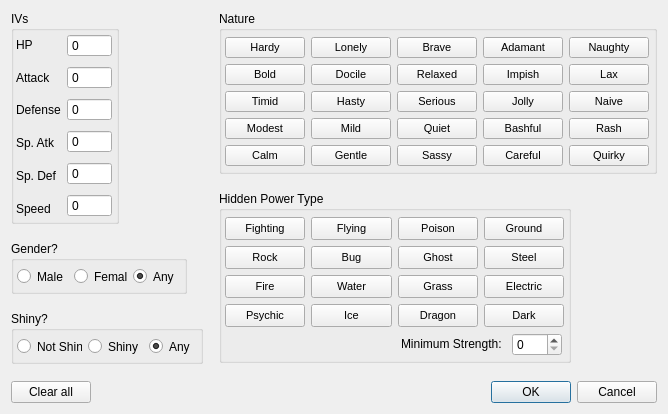
Old version of the form GUI Version/palproj/configure.ui in the repository KapitalRoser/PAL-Pal.
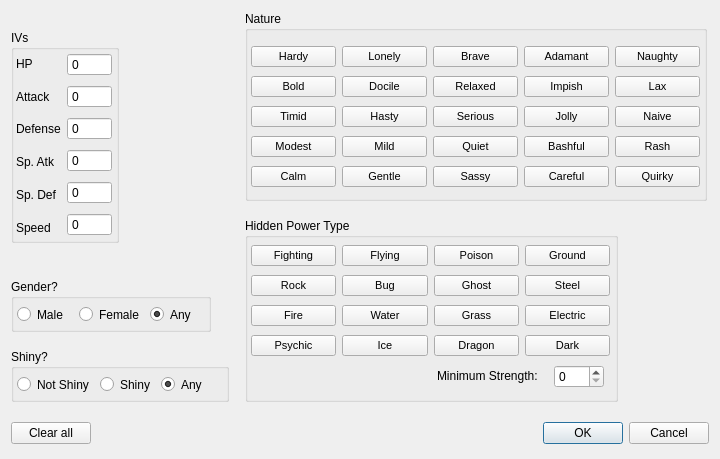
New version of the form.

```diff
--- a/GUI Version/palproj/configure.ui
+++ b/GUI Version/palproj/configure.ui
@@ -6,8 +6,8 @@
    <rect>
     <x>0</x>
     <y>0</y>
-    <width>664</width>
-    <height>409</height>
+    <width>720</width>
+    <height>459</height>
    </rect>
   </property>
   <property name="sizePolicy">
@@ -36,7 +36,7 @@
      </property>
      <property name="minimumSize">
       <size>
-       <width>176</width>
+       <width>200</width>
        <height>53</height>
       </size>
      </property>
@@ -48,11 +48,14 @@
        <rect>
         <x>0</x>
         <y>20</y>
-        <width>174</width>
+        <width>200</width>
         <height>31</height>
        </rect>
       </property>
       <layout class="QHBoxLayout" name="horizontalLayout_15">
+       <property name="spacing">
+        <number>-1</number>
+       </property>
        <property name="leftMargin">
         <number>6</number>
        </property>
@@ -340,8 +343,8 @@
      </property>
      <property name="minimumSize">
       <size>
-       <width>352</width>
-       <height>172</height>
+       <width>373</width>
+       <height>184</height>
       </size>
      </property>
      <property name="title">
@@ -352,8 +355,8 @@
        <rect>
         <x>0</x>
         <y>20</y>
-        <width>351</width>
-        <height>151</height>
+        <width>371</width>
+        <height>161</height>
        </rect>
       </property>
       <layout class="QGridLayout" name="gridLayout_11">
@@ -369,14 +372,14 @@
        <property name="bottomMargin">
         <number>6</number>
        </property>
+       <property name="horizontalSpacing">
+        <number>6</number>
+       </property>
+       <property name="verticalSpacing">
+        <number>8</number>
+       </property>
        <item row="1" column="0">
         <widget class="QPushButton" name="butH4">
-         <property name="sizePolicy">
-          <sizepolicy hsizetype="Minimum" vsizetype="Minimum">
-           <horstretch>0</horstretch>
-           <verstretch>0</verstretch>
-          </sizepolicy>
-         </property>
          <property name="font">
           <font>
            <pointsize>8</pointsize>
@@ -392,12 +395,6 @@
        </item>
        <item row="2" column="2">
         <widget class="QPushButton" name="butH10">
-         <property name="sizePolicy">
-          <sizepolicy hsizetype="Minimum" vsizetype="Minimum">
-           <horstretch>0</horstretch>
-           <verstretch>0</verstretch>
-          </sizepolicy>
-         </property>
          <property name="font">
           <font>
            <pointsize>8</pointsize>
@@ -413,12 +410,6 @@
        </item>
        <item row="0" column="1">
         <widget class="QPushButton" name="butH1">
-         <property name="sizePolicy">
-          <sizepolicy hsizetype="Minimum" vsizetype="Minimum">
-           <horstretch>0</horstretch>
-           <verstretch>0</verstretch>
-          </sizepolicy>
-         </property>
          <property name="font">
           <font>
            <pointsize>8</pointsize>
@@ -434,12 +425,6 @@
        </item>
        <item row="3" column="3">
         <widget class="QPushButton" name="butH15">
-         <property name="sizePolicy">
-          <sizepolicy hsizetype="Minimum" vsizetype="Minimum">
-           <horstretch>0</horstretch>
-           <verstretch>0</verstretch>
-          </sizepolicy>
-         </property>
          <property name="font">
           <font>
            <pointsize>8</pointsize>
@@ -455,12 +440,6 @@
        </item>
        <item row="0" column="3">
         <widget class="QPushButton" name="butH3">
-         <property name="sizePolicy">
-          <sizepolicy hsizetype="Minimum" vsizetype="Minimum">
-           <horstretch>0</horstretch>
-           <verstretch>0</verstretch>
-          </sizepolicy>
-         </property>
          <property name="font">
           <font>
            <pointsize>8</pointsize>
@@ -476,12 +455,6 @@
        </item>
        <item row="0" column="0">
         <widget class="QPushButton" name="butH0">
-         <property name="sizePolicy">
-          <sizepolicy hsizetype="Minimum" vsizetype="Minimum">
-           <horstretch>0</horstretch>
-           <verstretch>0</verstretch>
-          </sizepolicy>
-         </property>
          <property name="font">
           <font>
            <pointsize>8</pointsize>
@@ -497,12 +470,6 @@
        </item>
        <item row="2" column="1">
         <widget class="QPushButton" name="butH9">
-         <property name="sizePolicy">
-          <sizepolicy hsizetype="Minimum" vsizetype="Minimum">
-           <horstretch>0</horstretch>
-           <verstretch>0</verstretch>
-          </sizepolicy>
-         </property>
          <property name="font">
           <font>
            <pointsize>8</pointsize>
@@ -518,12 +485,6 @@
        </item>
        <item row="3" column="1">
         <widget class="QPushButton" name="butH13">
-         <property name="sizePolicy">
-          <sizepolicy hsizetype="Minimum" vsizetype="Minimum">
-           <horstretch>0</horstretch>
-           <verstretch>0</verstretch>
-          </sizepolicy>
-         </property>
          <property name="font">
           <font>
            <pointsize>8</pointsize>
@@ -539,12 +500,6 @@
        </item>
        <item row="3" column="0">
         <widget class="QPushButton" name="butH12">
-         <property name="sizePolicy">
-          <sizepolicy hsizetype="Minimum" vsizetype="Minimum">
-           <horstretch>0</horstretch>
-           <verstretch>0</verstretch>
-          </sizepolicy>
-         </property>
          <property name="font">
           <font>
            <pointsize>8</pointsize>
@@ -560,12 +515,6 @@
        </item>
        <item row="1" column="1">
         <widget class="QPushButton" name="butH5">
-         <property name="sizePolicy">
-          <sizepolicy hsizetype="Minimum" vsizetype="Minimum">
-           <horstretch>0</horstretch>
-           <verstretch>0</verstretch>
-          </sizepolicy>
-         </property>
          <property name="font">
           <font>
            <pointsize>8</pointsize>
@@ -581,12 +530,6 @@
        </item>
        <item row="2" column="0">
         <widget class="QPushButton" name="butH8">
-         <property name="sizePolicy">
-          <sizepolicy hsizetype="Minimum" vsizetype="Minimum">
-           <horstretch>0</horstretch>
-           <verstretch>0</verstretch>
-          </sizepolicy>
-         </property>
          <property name="font">
           <font>
            <pointsize>8</pointsize>
@@ -602,12 +545,6 @@
        </item>
        <item row="2" column="3">
         <widget class="QPushButton" name="butH11">
-         <property name="sizePolicy">
-          <sizepolicy hsizetype="Minimum" vsizetype="Minimum">
-           <horstretch>0</horstretch>
-           <verstretch>0</verstretch>
-          </sizepolicy>
-         </property>
          <property name="minimumSize">
           <size>
            <width>0</width>
@@ -629,12 +566,6 @@
        </item>
        <item row="1" column="2">
         <widget class="QPushButton" name="butH6">
-         <property name="sizePolicy">
-          <sizepolicy hsizetype="Minimum" vsizetype="Minimum">
-           <horstretch>0</horstretch>
-           <verstretch>0</verstretch>
-          </sizepolicy>
-         </property>
          <property name="font">
           <font>
            <pointsize>8</pointsize>
@@ -650,12 +581,6 @@
        </item>
        <item row="1" column="3">
         <widget class="QPushButton" name="butH7">
-         <property name="sizePolicy">
-          <sizepolicy hsizetype="Minimum" vsizetype="Minimum">
-           <horstretch>0</horstretch>
-           <verstretch>0</verstretch>
-          </sizepolicy>
-         </property>
          <property name="font">
           <font>
            <pointsize>8</pointsize>
@@ -671,12 +596,6 @@
        </item>
        <item row="0" column="2">
         <widget class="QPushButton" name="butH2">
-         <property name="sizePolicy">
-          <sizepolicy hsizetype="Minimum" vsizetype="Minimum">
-           <horstretch>0</horstretch>
-           <verstretch>0</verstretch>
-          </sizepolicy>
-         </property>
          <property name="font">
           <font>
            <pointsize>8</pointsize>
@@ -692,12 +611,6 @@
        </item>
        <item row="3" column="2">
         <widget class="QPushButton" name="butH14">
-         <property name="sizePolicy">
-          <sizepolicy hsizetype="Minimum" vsizetype="Minimum">
-           <horstretch>0</horstretch>
-           <verstretch>0</verstretch>
-          </sizepolicy>
-         </property>
          <property name="font">
           <font>
            <pointsize>8</pointsize>
@@ -716,18 +629,24 @@
          <property name="spacing">
           <number>0</number>
          </property>
+         <property name="sizeConstraint">
+          <enum>QLayout::SetFixedSize</enum>
+         </property>
          <property name="rightMargin">
-          <number>2</number>
+          <number>0</number>
          </property>
          <item>
           <spacer name="horizontalSpacer_2">
            <property name="orientation">
             <enum>Qt::Horizontal</enum>
            </property>
+           <property name="sizeType">
+            <enum>QSizePolicy::Fixed</enum>
+           </property>
            <property name="sizeHint" stdset="0">
             <size>
-             <width>40</width>
-             <height>20</height>
+             <width>180</width>
+             <height>0</height>
             </size>
            </property>
           </spacer>
@@ -765,7 +684,7 @@
            <property name="sizeHint" stdset="0">
             <size>
              <width>10</width>
-             <height>20</height>
+             <height>0</height>
             </size>
            </property>
           </spacer>
@@ -808,7 +727,7 @@
      </property>
      <property name="minimumSize">
       <size>
-       <width>192</width>
+       <width>218</width>
        <height>53</height>
       </size>
      </property>
@@ -820,7 +739,7 @@
        <rect>
         <x>0</x>
         <y>20</y>
-        <width>190</width>
+        <width>218</width>
         <height>31</height>
        </rect>
       </property>
@@ -884,8 +803,8 @@
      </property>
      <property name="minimumSize">
       <size>
-       <width>438</width>
-       <height>163</height>
+       <width>462</width>
+       <height>190</height>
       </size>
      </property>
      <property name="title">
@@ -896,11 +815,11 @@
        <rect>
         <x>0</x>
         <y>20</y>
-        <width>436</width>
-        <height>141</height>
+        <width>461</width>
+        <height>171</height>
        </rect>
       </property>
-      <layout class="QGridLayout" name="gridLayout_12">
+      <layout class="QGridLayout" name="gridLayout_12" rowstretch="0,0,0,0,0">
        <property name="leftMargin">
         <number>6</number>
        </property>
@@ -913,14 +832,14 @@
        <property name="bottomMargin">
         <number>6</number>
        </property>
+       <property name="horizontalSpacing">
+        <number>6</number>
+       </property>
+       <property name="verticalSpacing">
+        <number>0</number>
+       </property>
        <item row="0" column="0">
         <widget class="QPushButton" name="butN0">
-         <property name="sizePolicy">
-          <sizepolicy hsizetype="Minimum" vsizetype="Minimum">
-           <horstretch>0</horstretch>
-           <verstretch>0</verstretch>
-          </sizepolicy>
-         </property>
          <property name="font">
           <font>
            <pointsize>8</pointsize>
@@ -936,12 +855,6 @@
        </item>
        <item row="3" column="0">
         <widget class="QPushButton" name="butN15">
-         <property name="sizePolicy">
-          <sizepolicy hsizetype="Minimum" vsizetype="Minimum">
-           <horstretch>0</horstretch>
-           <verstretch>0</verstretch>
-          </sizepolicy>
-         </property>
          <property name="font">
           <font>
            <pointsize>8</pointsize>
@@ -957,12 +870,6 @@
        </item>
        <item row="4" column="0">
         <widget class="QPushButton" name="butN20">
-         <property name="sizePolicy">
-          <sizepolicy hsizetype="Minimum" vsizetype="Minimum">
-           <horstretch>0</horstretch>
-           <verstretch>0</verstretch>
-          </sizepolicy>
-         </property>
          <property name="font">
           <font>
            <pointsize>8</pointsize>
@@ -978,12 +885,6 @@
        </item>
        <item row="3" column="3">
         <widget class="QPushButton" name="butN18">
-         <property name="sizePolicy">
-          <sizepolicy hsizetype="Minimum" vsizetype="Minimum">
-           <horstretch>0</horstretch>
-           <verstretch>0</verstretch>
-          </sizepolicy>
-         </property>
          <property name="font">
           <font>
            <pointsize>8</pointsize>
@@ -999,12 +900,6 @@
        </item>
        <item row="2" column="0">
         <widget class="QPushButton" name="butN10">
-         <property name="sizePolicy">
-          <sizepolicy hsizetype="Minimum" vsizetype="Minimum">
-           <horstretch>0</horstretch>
-           <verstretch>0</verstretch>
-          </sizepolicy>
-         </property>
          <property name="font">
           <font>
            <pointsize>8</pointsize>
@@ -1020,12 +915,6 @@
        </item>
        <item row="0" column="4">
         <widget class="QPushButton" name="butN4">
-         <property name="sizePolicy">
-          <sizepolicy hsizetype="Minimum" vsizetype="Minimum">
-           <horstretch>0</horstretch>
-           <verstretch>0</verstretch>
-          </sizepolicy>
-         </property>
          <property name="font">
           <font>
            <pointsize>8</pointsize>
@@ -1041,12 +930,6 @@
        </item>
        <item row="0" column="3">
         <widget class="QPushButton" name="butN3">
-         <property name="sizePolicy">
-          <sizepolicy hsizetype="Minimum" vsizetype="Minimum">
-           <horstretch>0</horstretch>
-           <verstretch>0</verstretch>
-          </sizepolicy>
-         </property>
          <property name="font">
           <font>
            <pointsize>8</pointsize>
@@ -1062,12 +945,6 @@
        </item>
        <item row="1" column="2">
         <widget class="QPushButton" name="butN7">
-         <property name="sizePolicy">
-          <sizepolicy hsizetype="Minimum" vsizetype="Minimum">
-           <horstretch>0</horstretch>
-           <verstretch>0</verstretch>
-          </sizepolicy>
-         </property>
          <property name="font">
           <font>
            <pointsize>8</pointsize>
@@ -1083,12 +960,6 @@
        </item>
        <item row="0" column="2">
         <widget class="QPushButton" name="butN2">
-         <property name="sizePolicy">
-          <sizepolicy hsizetype="Minimum" vsizetype="Minimum">
-           <horstretch>0</horstretch>
-           <verstretch>0</verstretch>
-          </sizepolicy>
-         </property>
          <property name="font">
           <font>
            <pointsize>8</pointsize>
@@ -1104,12 +975,6 @@
        </item>
        <item row="3" column="1">
         <widget class="QPushButton" name="butN16">
-         <property name="sizePolicy">
-          <sizepolicy hsizetype="Minimum" vsizetype="Minimum">
-           <horstretch>0</horstretch>
-           <verstretch>0</verstretch>
-          </sizepolicy>
-         </property>
          <property name="font">
           <font>
            <pointsize>8</pointsize>
@@ -1125,12 +990,6 @@
        </item>
        <item row="2" column="3">
         <widget class="QPushButton" name="butN13">
-         <property name="sizePolicy">
-          <sizepolicy hsizetype="Minimum" vsizetype="Minimum">
-           <horstretch>0</horstretch>
-           <verstretch>0</verstretch>
-          </sizepolicy>
-         </property>
          <property name="font">
           <font>
            <pointsize>8</pointsize>
@@ -1146,12 +1005,6 @@
        </item>
        <item row="4" column="3">
         <widget class="QPushButton" name="butN23">
-         <property name="sizePolicy">
-          <sizepolicy hsizetype="Minimum" vsizetype="Minimum">
-           <horstretch>0</horstretch>
-           <verstretch>0</verstretch>
-          </sizepolicy>
-         </property>
          <property name="font">
           <font>
            <pointsize>8</pointsize>
@@ -1167,12 +1020,6 @@
        </item>
        <item row="4" column="1">
         <widget class="QPushButton" name="butN21">
-         <property name="sizePolicy">
-          <sizepolicy hsizetype="Minimum" vsizetype="Minimum">
-           <horstretch>0</horstretch>
-           <verstretch>0</verstretch>
-          </sizepolicy>
-         </property>
          <property name="font">
           <font>
            <pointsize>8</pointsize>
@@ -1188,12 +1035,6 @@
        </item>
        <item row="2" column="4">
         <widget class="QPushButton" name="butN14">
-         <property name="sizePolicy">
-          <sizepolicy hsizetype="Minimum" vsizetype="Minimum">
-           <horstretch>0</horstretch>
-           <verstretch>0</verstretch>
-          </sizepolicy>
-         </property>
          <property name="font">
           <font>
            <pointsize>8</pointsize>
@@ -1209,12 +1050,6 @@
        </item>
        <item row="4" column="2">
         <widget class="QPushButton" name="butN22">
-         <property name="sizePolicy">
-          <sizepolicy hsizetype="Minimum" vsizetype="Minimum">
-           <horstretch>0</horstretch>
-           <verstretch>0</verstretch>
-          </sizepolicy>
-         </property>
          <property name="font">
           <font>
            <pointsize>8</pointsize>
@@ -1230,12 +1065,6 @@
        </item>
        <item row="1" column="0">
         <widget class="QPushButton" name="butN5">
-         <property name="sizePolicy">
-          <sizepolicy hsizetype="Minimum" vsizetype="Minimum">
-           <horstretch>0</horstretch>
-           <verstretch>0</verstretch>
-          </sizepolicy>
-         </property>
          <property name="font">
           <font>
            <pointsize>8</pointsize>
@@ -1251,11 +1080,11 @@
        </item>
        <item row="4" column="4">
         <widget class="QPushButton" name="butN24">
-         <property name="sizePolicy">
-          <sizepolicy hsizetype="Minimum" vsizetype="Minimum">
-           <horstretch>0</horstretch>
-           <verstretch>0</verstretch>
-          </sizepolicy>
+         <property name="minimumSize">
+          <size>
+           <width>0</width>
+           <height>0</height>
+          </size>
          </property>
          <property name="font">
           <font>
@@ -1272,12 +1101,6 @@
        </item>
        <item row="1" column="3">
         <widget class="QPushButton" name="butN8">
-         <property name="sizePolicy">
-          <sizepolicy hsizetype="Minimum" vsizetype="Minimum">
-           <horstretch>0</horstretch>
-           <verstretch>0</verstretch>
-          </sizepolicy>
-         </property>
          <property name="font">
           <font>
            <pointsize>8</pointsize>
@@ -1293,12 +1116,6 @@
        </item>
        <item row="3" column="2">
         <widget class="QPushButton" name="butN17">
-         <property name="sizePolicy">
-          <sizepolicy hsizetype="Minimum" vsizetype="Minimum">
-           <horstretch>0</horstretch>
-           <verstretch>0</verstretch>
-          </sizepolicy>
-         </property>
          <property name="font">
           <font>
            <pointsize>8</pointsize>
@@ -1314,12 +1131,6 @@
        </item>
        <item row="2" column="2">
         <widget class="QPushButton" name="butN12">
-         <property name="sizePolicy">
-          <sizepolicy hsizetype="Minimum" vsizetype="Minimum">
-           <horstretch>0</horstretch>
-           <verstretch>0</verstretch>
-          </sizepolicy>
-         </property>
          <property name="font">
           <font>
            <pointsize>8</pointsize>
@@ -1335,12 +1146,6 @@
        </item>
        <item row="1" column="1">
         <widget class="QPushButton" name="butN6">
-         <property name="sizePolicy">
-          <sizepolicy hsizetype="Minimum" vsizetype="Minimum">
-           <horstretch>0</horstretch>
-           <verstretch>0</verstretch>
-          </sizepolicy>
-         </property>
          <property name="font">
           <font>
            <pointsize>8</pointsize>
@@ -1356,12 +1161,6 @@
        </item>
        <item row="2" column="1">
         <widget class="QPushButton" name="butN11">
-         <property name="sizePolicy">
-          <sizepolicy hsizetype="Minimum" vsizetype="Minimum">
-           <horstretch>0</horstretch>
-           <verstretch>0</verstretch>
-          </sizepolicy>
-         </property>
          <property name="font">
           <font>
            <pointsize>8</pointsize>
@@ -1377,12 +1176,6 @@
        </item>
        <item row="3" column="4">
         <widget class="QPushButton" name="butN19">
-         <property name="sizePolicy">
-          <sizepolicy hsizetype="Minimum" vsizetype="Minimum">
-           <horstretch>0</horstretch>
-           <verstretch>0</verstretch>
-          </sizepolicy>
-         </property>
          <property name="font">
           <font>
            <pointsize>8</pointsize>
@@ -1398,12 +1191,6 @@
        </item>
        <item row="1" column="4">
         <widget class="QPushButton" name="butN9">
-         <property name="sizePolicy">
-          <sizepolicy hsizetype="Minimum" vsizetype="Minimum">
-           <horstretch>0</horstretch>
-           <verstretch>0</verstretch>
-          </sizepolicy>
-         </property>
          <property name="font">
           <font>
            <pointsize>8</pointsize>
@@ -1419,12 +1206,6 @@
        </item>
        <item row="0" column="1">
         <widget class="QPushButton" name="butN1">
-         <property name="sizePolicy">
-          <sizepolicy hsizetype="Minimum" vsizetype="Minimum">
-           <horstretch>0</horstretch>
-           <verstretch>0</verstretch>
-          </sizepolicy>
-         </property>
          <property name="font">
           <font>
            <pointsize>8</pointsize>
```
